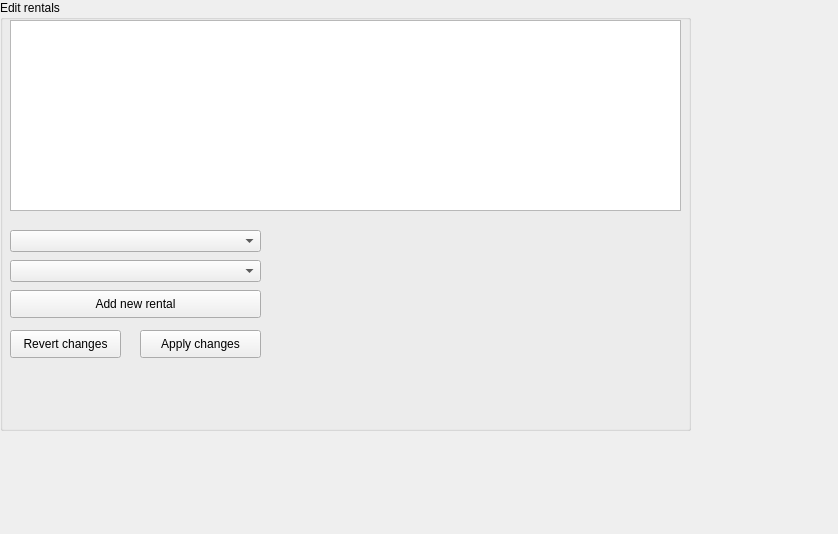
Above: Videobase/Videobase/View/rentalediting.ui from BittnerBarnabas/Videobase before the change. Below: the same form after it.
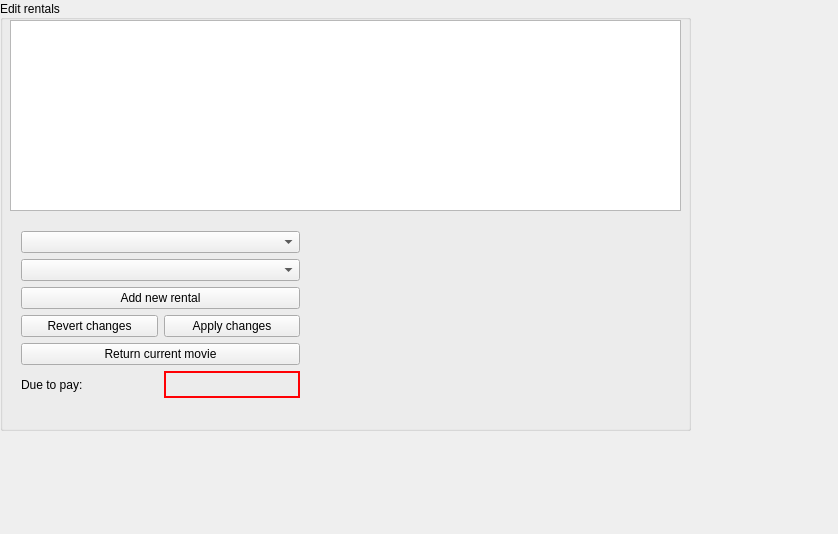
That is the form after the change.

Commit message: Set up constaraint on Title edit combobox

```diff
--- a/Videobase/Videobase/View/rentalediting.ui
+++ b/Videobase/Videobase/View/rentalediting.ui
@@ -25,6 +25,12 @@
    <property name="title">
     <string>Edit rentals</string>
    </property>
+   <property name="alignment">
+    <set>Qt::AlignLeading|Qt::AlignLeft|Qt::AlignVCenter</set>
+   </property>
+   <property name="flat">
+    <bool>false</bool>
+   </property>
    <widget class="QTableView" name="rentalsTableView">
     <property name="geometry">
      <rect>
@@ -35,64 +41,125 @@
      </rect>
     </property>
    </widget>
-   <widget class="QPushButton" name="newRentalButton">
+   <widget class="QWidget" name="verticalLayoutWidget">
     <property name="geometry">
      <rect>
       <x>10</x>
-      <y>290</y>
-      <width>251</width>
-      <height>28</height>
+      <y>220</y>
+      <width>301</width>
+      <height>189</height>
      </rect>
     </property>
-    <property name="text">
-     <string>Add new rental</string>
-    </property>
-   </widget>
-   <widget class="QComboBox" name="movieTitleCombo">
-    <property name="geometry">
-     <rect>
-      <x>10</x>
-      <y>230</y>
-      <width>251</width>
-      <height>22</height>
-     </rect>
-    </property>
-   </widget>
-   <widget class="QComboBox" name="memberNameCombo">
-    <property name="geometry">
-     <rect>
-      <x>10</x>
-      <y>260</y>
-      <width>251</width>
-      <height>22</height>
-     </rect>
-    </property>
-   </widget>
-   <widget class="QPushButton" name="revertButton">
-    <property name="geometry">
-     <rect>
-      <x>10</x>
-      <y>330</y>
-      <width>111</width>
-      <height>28</height>
-     </rect>
-    </property>
-    <property name="text">
-     <string>Revert changes</string>
-    </property>
-   </widget>
-   <widget class="QPushButton" name="applyButton">
-    <property name="geometry">
-     <rect>
-      <x>140</x>
-      <y>330</y>
-      <width>121</width>
-      <height>28</height>
-     </rect>
-    </property>
-    <property name="text">
-     <string>Apply changes</string>
-    </property>
+    <layout class="QVBoxLayout" name="verticalLayout">
+     <item>
+      <widget class="QComboBox" name="movieTitleCombo"/>
+     </item>
+     <item>
+      <widget class="QComboBox" name="memberNameCombo"/>
+     </item>
+     <item>
+      <widget class="QPushButton" name="newRentalButton">
+       <property name="text">
+        <string>Add new rental</string>
+       </property>
+      </widget>
+     </item>
+     <item>
+      <layout class="QHBoxLayout" name="horizontalLayout">
+       <item>
+        <widget class="QPushButton" name="revertButton">
+         <property name="text">
+          <string>Revert changes</string>
+         </property>
+        </widget>
+       </item>
+       <item>
+        <widget class="QPushButton" name="applyButton">
+         <property name="text">
+          <string>Apply changes</string>
+         </property>
+        </widget>
+       </item>
+      </layout>
+     </item>
+     <item>
+      <widget class="QPushButton" name="returnButton">
+       <property name="text">
+        <string>Return current movie</string>
+       </property>
+      </widget>
+     </item>
+     <item>
+      <layout class="QHBoxLayout" name="horizontalLayout_2">
+       <item>
+        <widget class="QLabel" name="dueLabel">
+         <property name="text">
+          <string>Due to pay:</string>
+         </property>
+        </widget>
+       </item>
+       <item>
+        <widget class="QLabel" name="moneLabel">
+         <property name="palette">
+          <palette>
+           <active>
+            <colorrole role="WindowText">
+             <brush brushstyle="SolidPattern">
+              <color alpha="255">
+               <red>255</red>
+               <green>0</green>
+               <blue>4</blue>
+              </color>
+             </brush>
+            </colorrole>
+           </active>
+           <inactive>
+            <colorrole role="WindowText">
+             <brush brushstyle="SolidPattern">
+              <color alpha="255">
+               <red>255</red>
+               <green>0</green>
+               <blue>4</blue>
+              </color>
+             </brush>
+            </colorrole>
+           </inactive>
+           <disabled>
+            <colorrole role="WindowText">
+             <brush brushstyle="SolidPattern">
+              <color alpha="255">
+               <red>120</red>
+               <green>120</green>
+               <blue>120</blue>
+              </color>
+             </brush>
+            </colorrole>
+           </disabled>
+          </palette>
+         </property>
+         <property name="font">
+          <font>
+           <weight>75</weight>
+           <bold>true</bold>
+          </font>
+         </property>
+         <property name="frameShape">
+          <enum>QFrame::WinPanel</enum>
+         </property>
+         <property name="frameShadow">
+          <enum>QFrame::Plain</enum>
+         </property>
+         <property name="midLineWidth">
+          <number>0</number>
+         </property>
+         <property name="text">
+          <string/>
+         </property>
+        </widget>
+       </item>
+      </layout>
+     </item>
+    </layout>
    </widget>
   </widget>
  </widget>
```
The commit also changes 3 other files.
